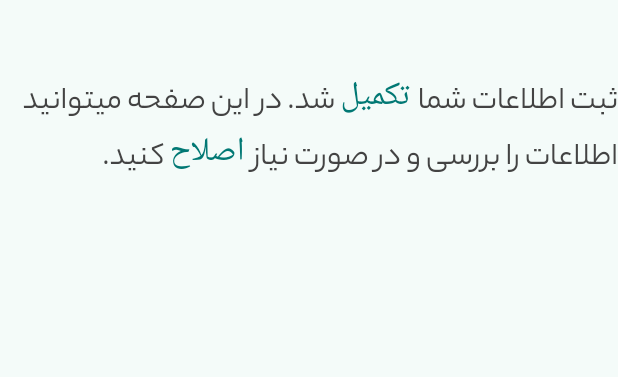
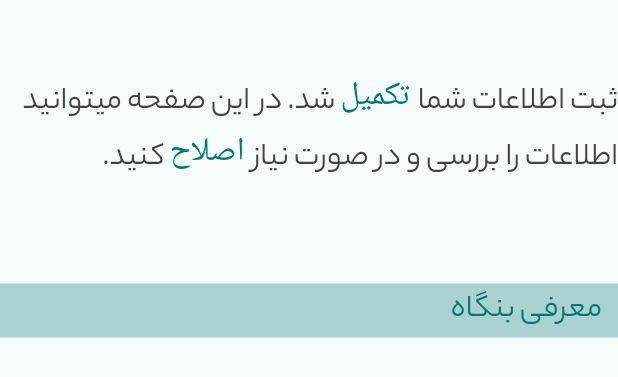
Before and after one commit to P-B1101/scf-auth, a Flutter app: the _BodyWidget widget shown alone on an empty page, opened directly, on a phone screen of 412 x 824 dp. Shown: the top 377 px of the screen. Run offline on Flutter 3.47's test engine with Material 2 defaults, Android fonts, the phone set to English and light mode, and no system bars; our stand-ins replace auto_route, bloc, bloc_concurrency, dartz, equatable, file_picker and 11 more; missing offline and left inert: animation_wrappers, curl_generator, encrypt, persian_number_utility; accounts and stored records are empty; generated files the repository leaves out were written again; statements that could not run were skipped.

Commit message:
Added some widgets

```diff
--- a/lib/core/utils/assets.dart
+++ b/lib/core/utils/assets.dart
@@ -41,6 +41,7 @@ class MColors {
   static const dialogStartColor = Color(0XFF012423);
   static const dialogCenterColor = Color(0XFF557776);
   static const dialogEndColor = Color(0XFF12413F);
+  static const editTitleColor = Color(0xFFABD2D0);
 
   /// Light
   static const primaryLightColor = Color(0xFFE0FFF8);
--- /dev/null
+++ b/lib/feature/registration/presentation/widget/finalize/company_introduction_widget.dart
@@ -0,0 +1,24 @@
+import 'package:flutter/material.dart';
+import 'package:scf_auth/feature/registration/presentation/widget/finalize/edit_title.dart';
+
+import '../../../../language/manager/localizatios.dart';
+
+class CompanyIntroductionWidget extends StatelessWidget {
+  const CompanyIntroductionWidget({
+    super.key,
+    required this.onCompanyIntroEditClick,
+  });
+
+  final Function() onCompanyIntroEditClick;
+
+  @override
+  Widget build(BuildContext context) {
+    return Column(
+      children: [
+        EditTitle(
+            title: Strings.of(context).company_introduction,
+            onEditClick: onCompanyIntroEditClick)
+      ],
+    );
+  }
+}
--- /dev/null
+++ b/lib/feature/registration/presentation/widget/finalize/edit_title.dart
@@ -0,0 +1,38 @@
+import 'package:flutter/material.dart';
+
+import '../../../../../core/utils/assets.dart';
+import '../../../../../core/utils/ui_utils.dart';
+
+class EditTitle extends StatelessWidget {
+  const EditTitle({
+    super.key,
+    required this.title,
+    required this.onEditClick,
+  });
+
+  final String title;
+  final Function() onEditClick;
+
+  @override
+  Widget build(BuildContext context) {
+    return Container(
+        width: UiUtils.maxWidth,
+        height: 36,
+        color: MColors.editTitleColor,
+        child: Padding(
+          padding: const EdgeInsets.symmetric(horizontal: 10.5),
+          child: Row(
+            children: [
+              Text(
+                title,
+                style: const TextStyle(
+                  fontSize: 20,
+                  fontWeight: Fonts.regular400,
+                  color: MColors.primaryColor,
+                ),
+              )
+            ],
+          ),
+        ));
+  }
+}
--- /dev/null
+++ b/lib/feature/registration/presentation/widget/finalize/files_widget.dart
@@ -0,0 +1,22 @@
+import 'package:flutter/material.dart';
+import 'package:scf_auth/feature/registration/presentation/widget/finalize/edit_title.dart';
+
+import '../../../../language/manager/localizatios.dart';
+
+class FilesWidget extends StatelessWidget {
+  const FilesWidget({
+    super.key,
+    required this.onEditClick,
+  });
+
+  final Function() onEditClick;
+
+  @override
+  Widget build(BuildContext context) {
+    return Column(
+      children: [
+        EditTitle(title: Strings.of(context).files, onEditClick: onEditClick)
+      ],
+    );
+  }
+}
--- a/lib/feature/registration/presentation/widget/finalize/finalize_info_widget.dart
+++ b/lib/feature/registration/presentation/widget/finalize/finalize_info_widget.dart
@@ -1,5 +1,6 @@
 import 'package:auto_route/auto_route.dart';
 import 'package:flutter/material.dart';
+import 'package:scf_auth/feature/registration/presentation/widget/finalize/company_introduction_widget.dart';
 
 import '../../../../../core/utils/assets.dart';
 import '../../../../language/manager/localizatios.dart';
@@ -40,6 +41,9 @@ class __BodyWidgetState extends State<_BodyWidget> {
             children: [
               const SizedBox(height: 48),
               _title,
+              const SizedBox(height: 67),
+              CompanyIntroductionWidget(onCompanyIntroEditClick: _onCompanyIntroEditClick)
+              // FilesWidget(onEditClick: _onEditClick)
             ],
           ),
         ),
@@ -76,4 +80,8 @@ class __BodyWidgetState extends State<_BodyWidget> {
           ),
         ),
       );
+
+  void _onCompanyIntroEditClick() {
+    //Todo: Complete it later
+  }
 }
--- a/lib/l10n/app_fa.arb
+++ b/lib/l10n/app_fa.arb
@@ -149,5 +149,7 @@
     "complete": "تکمیل",
     "review_info": "شد. در این صفحه میتوانید اطلاعات را بررسی و در صورت نیاز",
     "correction": "اصلاح",
-    "verb": "کنید."
+    "verb": "کنید.",
+    "company_introduction": "معرفی بنگاه",
+    "files": "فایل‌ها"
 }
```
